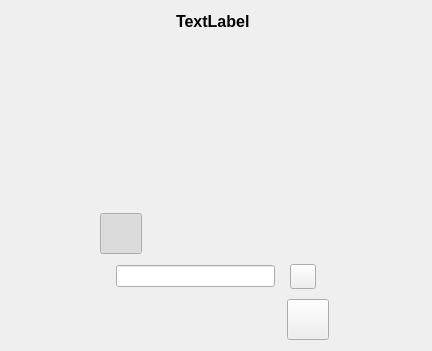
The window that src/cameraOne/QvkCameraOneOptions.ui (vkohaupt/vokoscreenNG) describes before a commit, drawn with Qt 5.
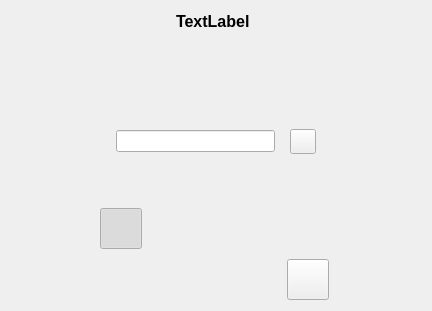
The same window after the commit. Icons and pictures are not drawn.

Commit message: X11 camera window

Diff of the .ui file:
```diff
--- a/src/cameraOne/QvkCameraOneOptions.ui
+++ b/src/cameraOne/QvkCameraOneOptions.ui
@@ -7,7 +7,7 @@
     <x>0</x>
     <y>0</y>
     <width>432</width>
-    <height>351</height>
+    <height>311</height>
    </rect>
   </property>
   <property name="windowTitle">
@@ -76,6 +76,75 @@
      </property>
     </spacer>
    </item>
+   <item>
+    <layout class="QHBoxLayout" name="horizontalLayout_69" stretch="2,3,0,2">
+     <property name="spacing">
+      <number>15</number>
+     </property>
+     <item>
+      <spacer name="horizontalSpacer_18">
+       <property name="orientation">
+        <enum>Qt::Orientation::Horizontal</enum>
+       </property>
+       <property name="sizeHint" stdset="0">
+        <size>
+         <width>40</width>
+         <height>20</height>
+        </size>
+       </property>
+      </spacer>
+     </item>
+     <item alignment="Qt::AlignmentFlag::AlignVCenter">
+      <widget class="QLineEdit" name="lineEditCameraOneTitel">
+       <property name="inputMask">
+        <string notr="true"/>
+       </property>
+       <property name="text">
+        <string notr="true"/>
+       </property>
+       <property name="alignment">
+        <set>Qt::AlignmentFlag::AlignCenter</set>
+       </property>
+       <property name="placeholderText">
+        <string notr="true"/>
+       </property>
+      </widget>
+     </item>
+     <item alignment="Qt::AlignmentFlag::AlignVCenter">
+      <widget class="QToolButton" name="toolButtonCameraOneTitelReset">
+       <property name="text">
+        <string notr="true"/>
+       </property>
+       <property name="icon">
+        <iconset resource="../screencast.qrc">
+         <normaloff>:/pictures/screencast/undo.png</normaloff>:/pictures/screencast/undo.png</iconset>
+       </property>
+       <property name="iconSize">
+        <size>
+         <width>18</width>
+         <height>18</height>
+        </size>
+       </property>
+       <property name="shortcut">
+        <string notr="true"/>
+       </property>
+      </widget>
+     </item>
+     <item>
+      <spacer name="horizontalSpacer_43">
+       <property name="orientation">
+        <enum>Qt::Orientation::Horizontal</enum>
+       </property>
+       <property name="sizeHint" stdset="0">
+        <size>
+         <width>40</width>
+         <height>20</height>
+        </size>
+       </property>
+      </spacer>
+     </item>
+    </layout>
+   </item>
    <item>
     <layout class="QGridLayout" name="gridLayout">
      <property name="horizontalSpacing">
@@ -230,75 +299,6 @@
        </item>
       </layout>
      </item>
-     <item row="5" column="0" colspan="2">
-      <layout class="QHBoxLayout" name="horizontalLayout_69" stretch="2,3,0,2">
-       <property name="spacing">
-        <number>15</number>
-       </property>
-       <item>
-        <spacer name="horizontalSpacer_18">
-         <property name="orientation">
-          <enum>Qt::Orientation::Horizontal</enum>
-         </property>
-         <property name="sizeHint" stdset="0">
-          <size>
-           <width>40</width>
-           <height>20</height>
-          </size>
-         </property>
-        </spacer>
-       </item>
-       <item alignment="Qt::AlignmentFlag::AlignVCenter">
-        <widget class="QLineEdit" name="lineEditCameraOneTitel">
-         <property name="inputMask">
-          <string notr="true"/>
-         </property>
-         <property name="text">
-          <string notr="true"/>
-         </property>
-         <property name="alignment">
-          <set>Qt::AlignmentFlag::AlignCenter</set>
-         </property>
-         <property name="placeholderText">
-          <string notr="true"/>
-         </property>
-        </widget>
-       </item>
-       <item alignment="Qt::AlignmentFlag::AlignVCenter">
-        <widget class="QToolButton" name="toolButtonCameraOneTitelReset">
-         <property name="text">
-          <string notr="true"/>
-         </property>
-         <property name="icon">
-          <iconset resource="../screencast.qrc">
-           <normaloff>:/pictures/screencast/undo.png</normaloff>:/pictures/screencast/undo.png</iconset>
-         </property>
-         <property name="iconSize">
-          <size>
-           <width>18</width>
-           <height>18</height>
-          </size>
-         </property>
-         <property name="shortcut">
-          <string notr="true"/>
-         </property>
-        </widget>
-       </item>
-       <item>
-        <spacer name="horizontalSpacer_43">
-         <property name="orientation">
-          <enum>Qt::Orientation::Horizontal</enum>
-         </property>
-         <property name="sizeHint" stdset="0">
-          <size>
-           <width>40</width>
-           <height>20</height>
-          </size>
-         </property>
-        </spacer>
-       </item>
-      </layout>
-     </item>
      <item row="1" column="0">
       <widget class="QLabel" name="label">
        <property name="maximumSize">
```
